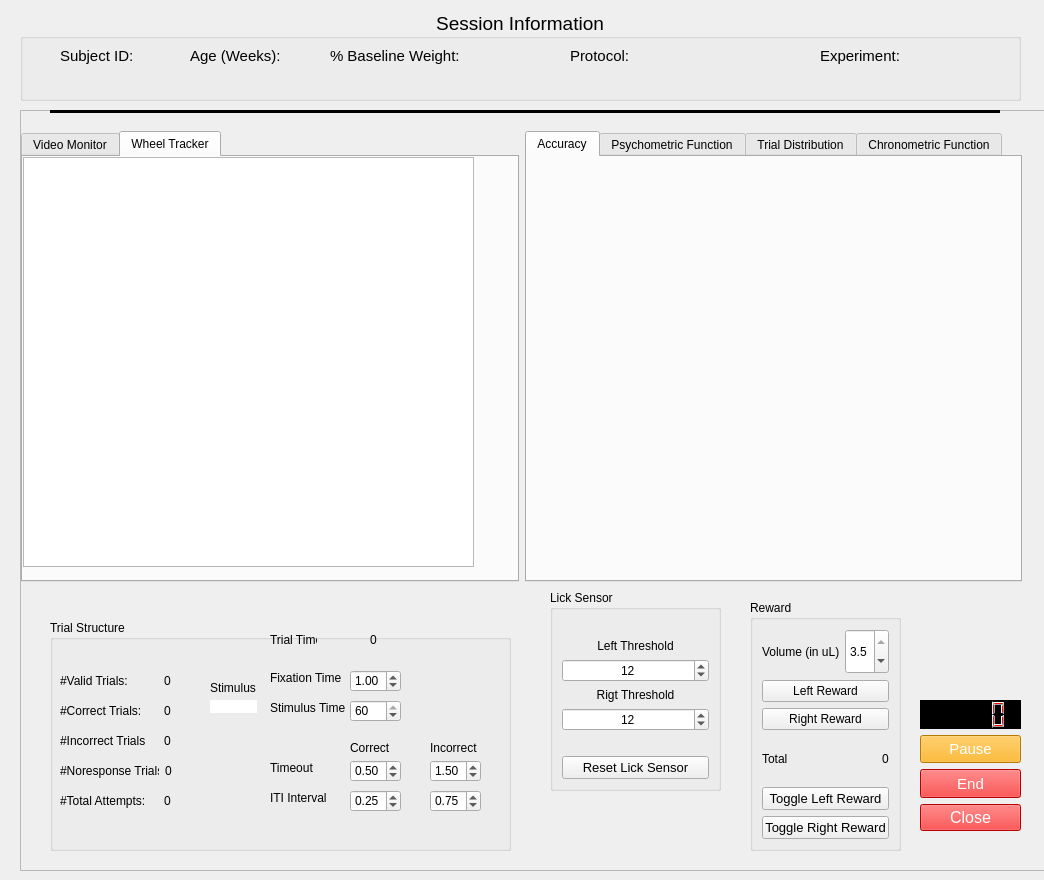
This is protocols/random_dot_motion/core/gui/rdk_rig.ui in vaibrainium/NeuRPi as Qt 5 draws it before an edit. The edited form follows.
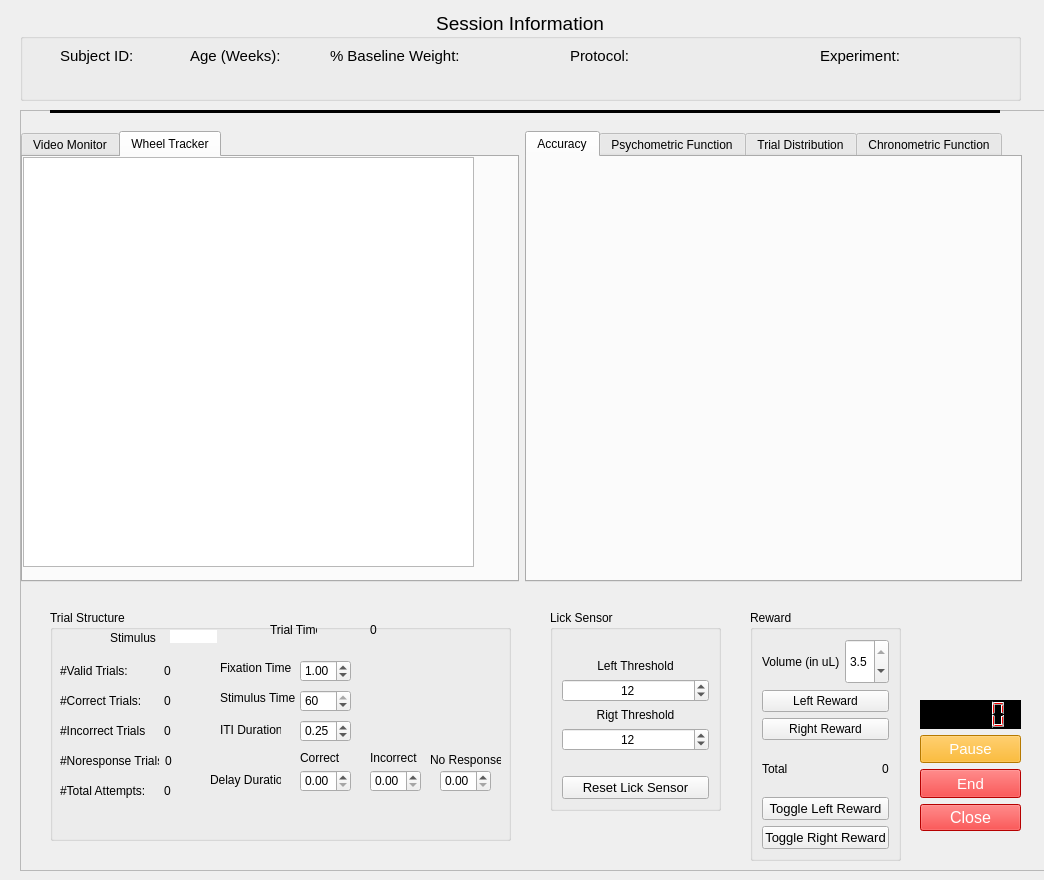
This is the edited form. Custom widgets are drawn as their Qt base class.

What changed in the file:
```diff
--- a/protocols/random_dot_motion/core/gui/rdk_rig.ui
+++ b/protocols/random_dot_motion/core/gui/rdk_rig.ui
@@ -32,7 +32,7 @@
     <property name="geometry">
      <rect>
       <x>30</x>
-      <y>510</y>
+      <y>500</y>
       <width>461</width>
       <height>231</height>
      </rect>
@@ -43,7 +43,7 @@
     <widget class="QLabel" name="label_131">
      <property name="geometry">
       <rect>
-       <x>220</x>
+       <x>170</x>
        <y>50</y>
        <width>81</width>
        <height>16</height>
@@ -56,7 +56,7 @@
     <widget class="QLabel" name="label_132">
      <property name="geometry">
       <rect>
-       <x>220</x>
+       <x>170</x>
        <y>80</y>
        <width>81</width>
        <height>16</height>
@@ -69,8 +69,8 @@
     <widget class="QLabel" name="label_133">
      <property name="geometry">
       <rect>
-       <x>300</x>
-       <y>120</y>
+       <x>250</x>
+       <y>140</y>
        <width>61</width>
        <height>16</height>
       </rect>
@@ -123,8 +123,8 @@
     <widget class="QLabel" name="label_135">
      <property name="geometry">
       <rect>
-       <x>380</x>
-       <y>120</y>
+       <x>320</x>
+       <y>140</y>
        <width>61</width>
        <height>16</height>
       </rect>
@@ -136,7 +136,7 @@
     <widget class="QDoubleSpinBox" name="stimulus_time">
      <property name="geometry">
       <rect>
-       <x>300</x>
+       <x>250</x>
        <y>80</y>
        <width>51</width>
        <height>22</height>
@@ -158,7 +158,7 @@
     <widget class="QDoubleSpinBox" name="fixation_time">
      <property name="geometry">
       <rect>
-       <x>300</x>
+       <x>250</x>
        <y>50</y>
        <width>51</width>
        <height>22</height>
@@ -183,8 +183,8 @@
     <widget class="QDoubleSpinBox" name="correct_to">
      <property name="geometry">
       <rect>
-       <x>300</x>
-       <y>140</y>
+       <x>250</x>
+       <y>160</y>
        <width>51</width>
        <height>22</height>
       </rect>
@@ -196,20 +196,20 @@
       <double>0.000000000000000</double>
      </property>
      <property name="maximum">
-      <double>3.000000000000000</double>
+      <double>30.000000000000000</double>
      </property>
      <property name="singleStep">
       <double>0.050000000000000</double>
      </property>
      <property name="value">
-      <double>0.500000000000000</double>
+      <double>0.000000000000000</double>
      </property>
     </widget>
     <widget class="QDoubleSpinBox" name="incorrect_to">
      <property name="geometry">
       <rect>
-       <x>380</x>
-       <y>140</y>
+       <x>320</x>
+       <y>160</y>
        <width>51</width>
        <height>22</height>
       </rect>
@@ -224,13 +224,13 @@
       <double>0.000000000000000</double>
      </property>
      <property name="maximum">
-      <double>3.000000000000000</double>
+      <double>30.000000000000000</double>
      </property>
      <property name="singleStep">
       <double>0.050000000000000</double>
      </property>
      <property name="value">
-      <double>1.500000000000000</double>
+      <double>0.000000000000000</double>
      </property>
     </widget>
     <widget class="QWidget" name="layoutWidget_56">
@@ -367,8 +367,8 @@
     <widget class="QLabel" name="label_140">
      <property name="geometry">
       <rect>
-       <x>160</x>
-       <y>60</y>
+       <x>60</x>
+       <y>20</y>
        <width>51</width>
        <height>16</height>
       </rect>
@@ -380,8 +380,8 @@
     <widget class="QLabel" name="current_stimulus">
      <property name="geometry">
       <rect>
-       <x>160</x>
-       <y>80</y>
+       <x>120</x>
+       <y>20</y>
        <width>47</width>
        <height>13</height>
       </rect>
@@ -434,21 +434,21 @@
     <widget class="QLabel" name="label_142">
      <property name="geometry">
       <rect>
-       <x>220</x>
-       <y>170</y>
+       <x>170</x>
+       <y>110</y>
        <width>61</width>
-       <height>16</height>
+       <height>20</height>
       </rect>
      </property>
      <property name="text">
-      <string>ITI Interval</string>
+      <string>ITI Duration</string>
      </property>
     </widget>
     <widget class="QDoubleSpinBox" name="correct_iti">
      <property name="geometry">
       <rect>
-       <x>300</x>
-       <y>170</y>
+       <x>250</x>
+       <y>110</y>
        <width>51</width>
        <height>22</height>
       </rect>
@@ -472,42 +472,58 @@
     <widget class="QLabel" name="label_143">
      <property name="geometry">
       <rect>
-       <x>220</x>
-       <y>140</y>
-       <width>61</width>
-       <height>16</height>
+       <x>160</x>
+       <y>160</y>
+       <width>71</width>
+       <height>20</height>
       </rect>
      </property>
      <property name="layoutDirection">
       <enum>Qt::LeftToRight</enum>
      </property>
      <property name="text">
-      <string>Timeout</string>
+      <string>Delay Duration</string>
      </property>
     </widget>
-    <widget class="QDoubleSpinBox" name="incorrect_iti">
+    <widget class="QLabel" name="label_150">
      <property name="geometry">
       <rect>
        <x>380</x>
-       <y>170</y>
+       <y>140</y>
+       <width>71</width>
+       <height>20</height>
+      </rect>
+     </property>
+     <property name="text">
+      <string>No Response</string>
+     </property>
+    </widget>
+    <widget class="QDoubleSpinBox" name="no_response_delay">
+     <property name="geometry">
+      <rect>
+       <x>390</x>
+       <y>160</y>
        <width>51</width>
        <height>22</height>
       </rect>
      </property>
-     <property name="accelerated">
-      <bool>false</bool>
+     <property name="suffix">
+      <string/>
+     </property>
+     <property name="decimals">
+      <number>2</number>
      </property>
      <property name="minimum">
       <double>0.000000000000000</double>
      </property>
      <property name="maximum">
-      <double>10.000000000000000</double>
+      <double>30.000000000000000</double>
      </property>
      <property name="singleStep">
       <double>0.050000000000000</double>
      </property>
      <property name="value">
-      <double>0.750000000000000</double>
+      <double>0.000000000000000</double>
      </property>
     </widget>
    </widget>
@@ -515,7 +531,7 @@
     <property name="geometry">
      <rect>
       <x>730</x>
-      <y>490</y>
+      <y>500</y>
       <width>151</width>
       <height>251</height>
      </rect>
@@ -906,7 +922,7 @@
    <property name="geometry">
     <rect>
      <x>550</x>
-     <y>590</y>
+     <y>610</y>
      <width>171</width>
      <height>201</height>
     </rect>
```
Left out of the diff: 12 changed lines with no effect on the pictures.
